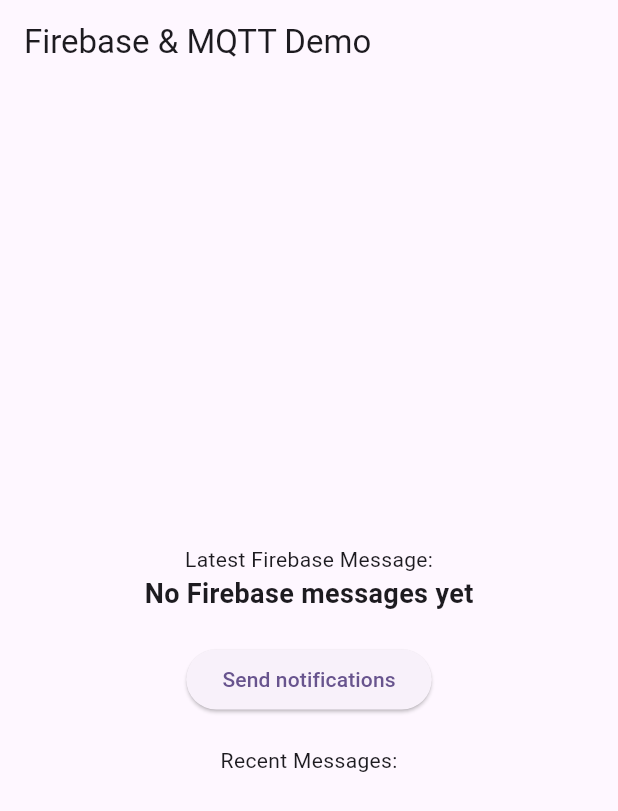
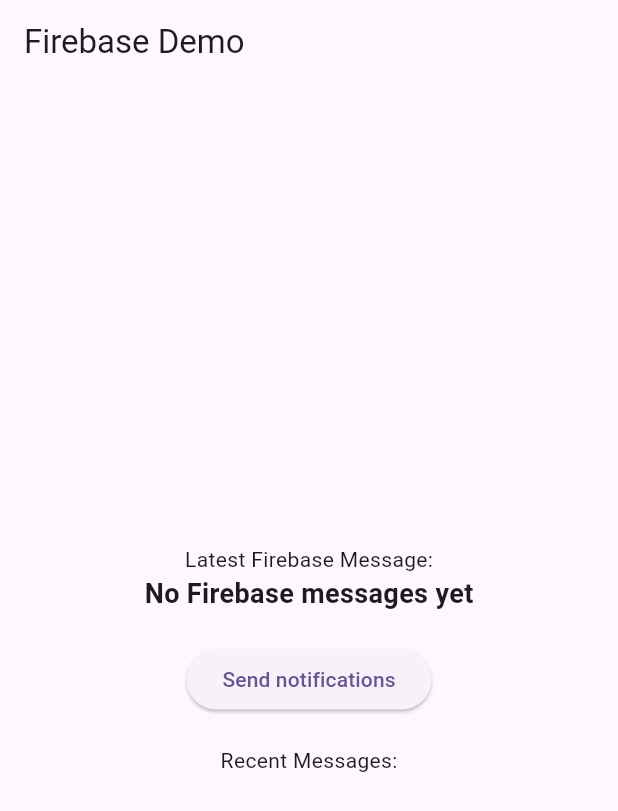
Before and after one commit to jakobatgithub/notification_test, a Flutter app: the screen it shows after launch, on a phone screen of 412 x 824 dp. Shown: the top 811 px of the screen. Run offline on Flutter 3.47's test engine with Material 3 defaults, Android fonts, the phone set to English and light mode, and no system bars; our stand-ins replace firebase_core, firebase_messaging, shared_preferences; accounts and stored records are empty; generated files the repository leaves out were written again; network calls fail.

Commit message:
Removed all MQTT stuff.

```diff
--- a/test_notification_app/lib/main.dart
+++ b/test_notification_app/lib/main.dart
@@ -158,13 +158,13 @@ class _MyAppState extends State<MyApp> with WidgetsBindingObserver {
   @override
   Widget build(BuildContext context) {
     return MaterialApp(
-      title: 'Flutter Notifications & MQTT',
+      title: 'Flutter Notifications',
       theme: ThemeData(
         colorScheme: ColorScheme.fromSeed(seedColor: Colors.deepPurple),
       ),
       home: Scaffold(
         appBar: AppBar(
-          title: const Text("Firebase & MQTT Demo"),
+          title: const Text("Firebase Demo"),
         ),
         body: Center(
           child: Column(
--- a/test_notification_app/pubspec.yaml
+++ b/test_notification_app/pubspec.yaml
@@ -36,7 +36,6 @@ dependencies:
   cupertino_icons: ^1.0.8
   firebase_core: ^3.12.0
   firebase_messaging: ^15.2.3
-  mqtt_client: ^10.7.0
   http: ^1.3.0
   shared_preferences: ^2.5.2
 
```
Also changed, not shown: 1 other file.
